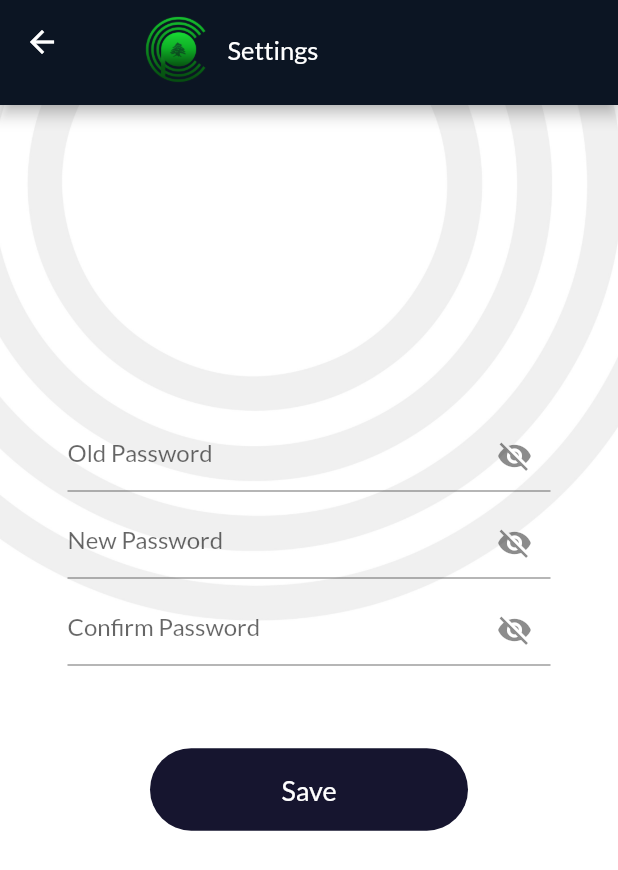
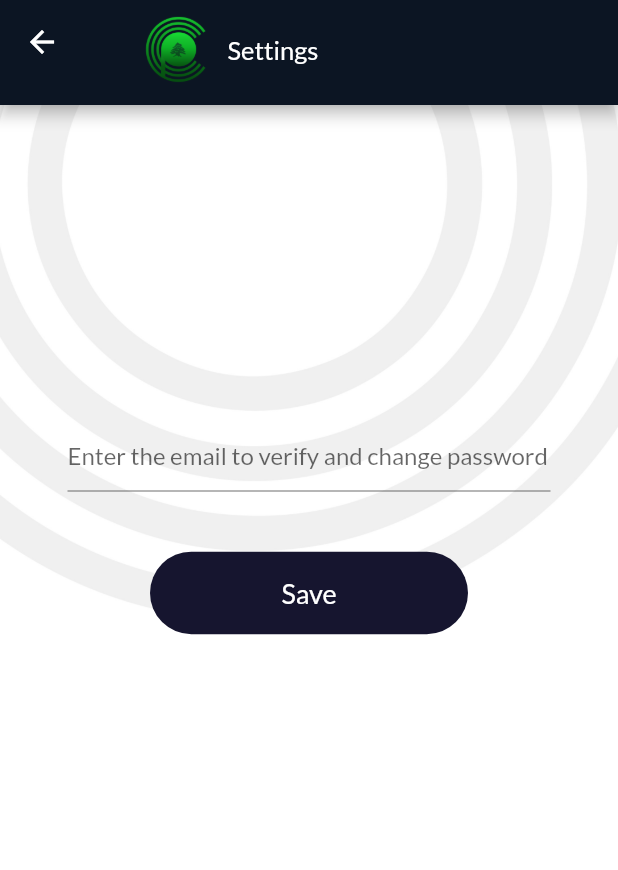
Before and after one commit to sarahhammoud/LebaneseCovidPassport, a Flutter app: the SettingsPage screen opened directly, on a phone screen of 412 x 824 dp. Shown: the top 870 px of the screen. Run offline on Flutter 3.47's test engine with Material 2 defaults, Android fonts, the phone set to English and light mode, and no system bars; our stand-ins replace cloud_firestore, firebase_auth, firebase_core, font_awesome_flutter, image_picker, qr_flutter and 1 more; accounts and stored records are empty.

Commit message:
Buttons fixes

```diff
--- a/lib/pages/AppBar Components/Settings.dart
+++ b/lib/pages/AppBar Components/Settings.dart
@@ -1,4 +1,6 @@
 import 'package:covpass/Constants.dart';
+import 'package:covpass/pages/Welcome.dart';
+import 'package:firebase_auth/firebase_auth.dart';
 import 'package:flutter/material.dart';
 
 import 'Appbar.dart';
@@ -11,9 +13,7 @@ class SettingsPage extends StatefulWidget {
 }
 
 class _SettingsPageState extends State<SettingsPage> {
-  TextEditingController _oldPassword = new TextEditingController();
-  TextEditingController _newPassword = new TextEditingController();
-  TextEditingController _confirmpass = new TextEditingController();
+  TextEditingController _email = new TextEditingController();
 
   @override
   Widget build(BuildContext context) {
@@ -52,43 +52,17 @@ class _SettingsPageState extends State<SettingsPage> {
                   mainAxisAlignment: MainAxisAlignment.center,
                   children: [
                     TextField(
-                      controller: _oldPassword,
-                      obscureText: true,
+                      controller: _email,
                       cursorColor: Color(0xFF16C92F),
                       decoration: InputDecoration(
-                        hintText: 'Old Password',
-                        suffixIcon: Icon(Icons.visibility_off),
+                        hintText:
+                            'Enter the email to verify and change password',
+                        //suffixIcon: Icon(Icons.visibility_off),
                       ),
                       style: TextStyle(fontSize: 16),
                     ),
                     SizedBox(
                       height: 10,
-                    ),
-                    TextField(
-                      controller: _newPassword,
-                      obscureText: true,
-                      cursorColor: Color(0xFF16C92F),
-                      decoration: InputDecoration(
-                        hintText: 'New Password',
-                        suffixIcon: Icon(Icons.visibility_off),
-                      ),
-                      style: TextStyle(fontSize: 16),
-                    ),
-                    SizedBox(
-                      height: 10,
-                    ),
-                    TextField(
-                      controller: _confirmpass,
-                      obscureText: true,
-                      cursorColor: Color(0xFF16C92F),
-                      decoration: InputDecoration(
-                        hintText: 'Confirm Password',
-                        suffixIcon: Icon(Icons.visibility_off),
-                      ),
-                      style: TextStyle(fontSize: 16),
-                    ),
-                    SizedBox(
-                      height: 25,
                     ),
                     Align(
                       alignment: Alignment.center,
@@ -101,7 +75,18 @@ class _SettingsPageState extends State<SettingsPage> {
                           borderRadius: BorderRadius.circular(40),
                         ),
                         child: FlatButton(
-                          onPressed: () {},
+                          onPressed: () {
+                            var firebaseUser =
+                                FirebaseAuth.instance.currentUser;
+                            if (firebaseUser!.email == _email.text) {
+                              FirebaseAuth.instance
+                                  .sendPasswordResetEmail(email: _email.text);
+                              Navigator.push(
+                                  context,
+                                  MaterialPageRoute(
+                                      builder: (context) => WelcomePage()));
+                            }
+                          },
                           child: Padding(
                             padding: const EdgeInsets.symmetric(vertical: 16.0),
                             child: Text(
```
Also changed, not shown: lib/pages/AppBar Components/EditProfile.dart (+23 -20 lines).
